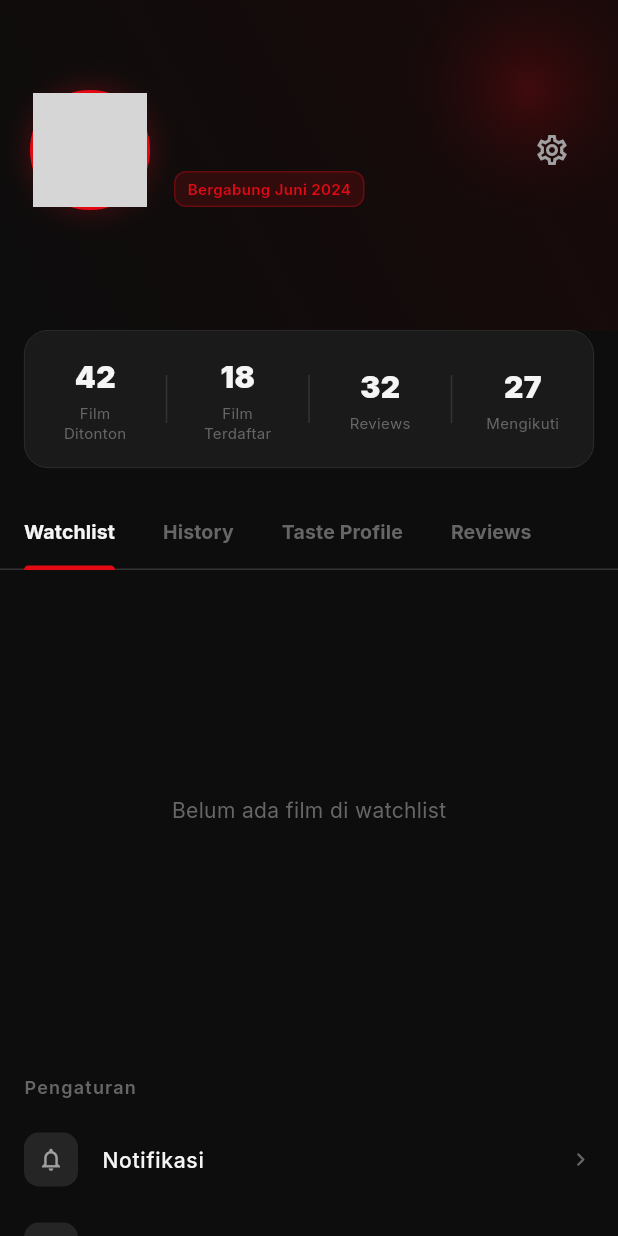
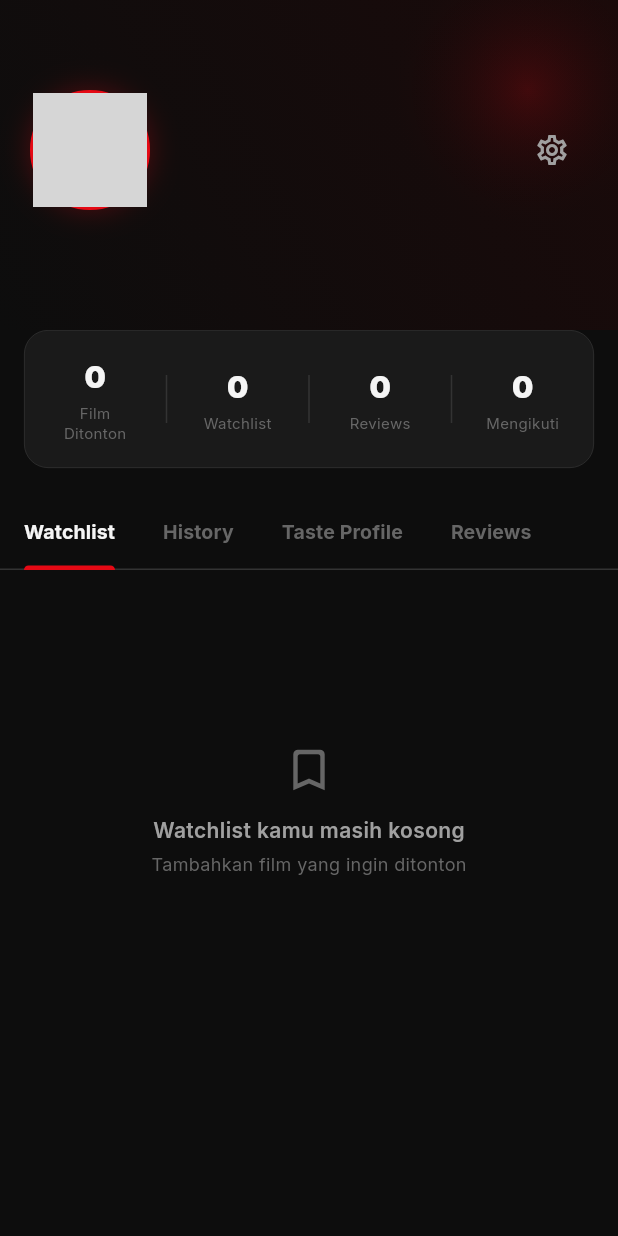
Before and after one commit to Raa210/aftercredits-flutter, a Flutter app: the ProfileTab screen opened directly, on a phone screen of 412 x 824 dp. Run offline on Flutter 3.47's test engine with Material 3 defaults, Android fonts, the phone set to English and light mode, and no system bars; our stand-ins replace animate_do, google_fonts, google_sign_in, image_picker, shared_preferences, smooth_page_indicator and 1 more; accounts and stored records are empty; network calls fail; grey boxes are pictures that could not be loaded.

Commit message:
fixed profile page & moved settings to its own page

```diff
--- a/lib/features/home/tabs/profile_tab.dart
+++ b/lib/features/home/tabs/profile_tab.dart
@@ -1,3 +1,4 @@
+import 'dart:math' show pi;
 import 'package:flutter/material.dart';
 import 'package:animate_do/animate_do.dart';
 import 'package:supabase_flutter/supabase_flutter.dart';
@@ -6,6 +7,31 @@ import '../../../core/services/auth_service.dart';
 import '../../../core/services/user_profile_service.dart';
 import '../../../models/user_profile_model.dart';
 import '../../auth/login_screen.dart';
+import 'settings_screen.dart';
+
+// ─── Reverse map: genre ID → nama ────────────────────────
+const Map<int, String> _kGenreNames = {
+  28: 'Aksi',
+  18: 'Drama',
+  878: 'Sci-Fi',
+  35: 'Komedi',
+  53: 'Thriller',
+  27: 'Horor',
+  10749: 'Romansa',
+  16: 'Animasi',
+  99: 'Dokumenter',
+  80: 'Kriminal',
+};
+
+// Warna untuk setiap genre (max 6 ditampilkan)
+const List<Color> _kGenreColors = [
+  AppColors.accentRed,
+  Color(0xFF0EA5E9),
+  Color(0xFF7C3AED),
+  Color(0xFFF59E0B),
+  Color(0xFF10B981),
+  Color(0xFFEC4899),
+];
 
 class ProfileTab extends StatefulWidget {
   const ProfileTab({super.key});
@@ -17,11 +43,18 @@ class ProfileTab extends StatefulWidget {
 class _ProfileTabState extends State<ProfileTab> {
   UserProfileModel? _profile;
   bool _loadingProfile = true;
+  final ScrollController _scrollController = ScrollController();
 
   @override
   void initState() {
     super.initState();
     _fetchProfile();
+  }
+
+  @override
+  void dispose() {
+    _scrollController.dispose();
+    super.dispose();
   }
 
   Future<void> _fetchProfile() async {
@@ -39,7 +72,8 @@ class _ProfileTabState extends State<ProfileTab> {
     }
   }
 
-  // Helper to extract display name from Supabase User
+  // Helper: display name dengan @ prefix dari username Supabase,
+  // fallback ke Google metadata jika profil belum ada
   String _displayName(User user) {
     if (_profile != null && _profile!.username.isNotEmpty) {
       return '@${_profile!.username}';
@@ -51,13 +85,29 @@ class _ProfileTabState extends State<ProfileTab> {
         'User';
   }
 
-  // Helper to get avatar URL from profile or Google metadata
+  // Helper: avatar URL dari Supabase Storage, fallback ke Google picture
   String? _avatarUrl(User user) {
     if (_profile?.avatarUrl != null && _profile!.avatarUrl!.isNotEmpty) {
       return _profile!.avatarUrl;
     }
     final meta = user.userMetadata;
     return meta?['avatar_url'] as String? ?? meta?['picture'] as String?;
+  }
+
+  // Format tanggal bergabung dari createdAt → "Juli 2025"
+  String _joinedLabel(DateTime dt) {
+    const months = [
+      'Januari', 'Februari', 'Maret', 'April', 'Mei', 'Juni',
+      'Juli', 'Agustus', 'September', 'Oktober', 'November', 'Desember',
+    ];
+    return 'Bergabung ${months[dt.month - 1]} ${dt.year}';
+  }
+
+  // Buka halaman Pengaturan
+  void _openSettings(BuildContext context) {
+    Navigator.of(context).push(
+      MaterialPageRoute(builder: (_) => const SettingsScreen()),
+    );
   }
 
   @override
@@ -71,37 +121,37 @@ class _ProfileTabState extends State<ProfileTab> {
           ? const Center(
               child: CircularProgressIndicator(color: AppColors.accentRed))
           : CustomScrollView(
+              controller: _scrollController,
               physics: const BouncingScrollPhysics(),
               slivers: [
-          // Header
+                // ── Header ──────────────────────────────────
                 SliverToBoxAdapter(
                   child: isGuest
                       ? _buildGuestHeader(context)
                       : _buildUserHeader(
-                      _displayName(user!),
+                          _displayName(user),
                           user.email,
                           _avatarUrl(user),
                         ),
                 ),
 
-          // Stats (only for logged in)
-          if (!isGuest)
-            SliverToBoxAdapter(child: _buildStats()),
+                // ── Stats (logged-in only) ───────────────────
+                if (!isGuest) SliverToBoxAdapter(child: _buildStats()),
 
-          // Tab bar
+                // ── Tab section ─────────────────────────────
                 if (!isGuest)
                   SliverToBoxAdapter(child: _buildTabSection(context)),
 
-          // Settings / menu
-          SliverToBoxAdapter(
-            child: _buildMenuSection(context, isGuest),
+                // Bottom padding
+                const SliverToBoxAdapter(
+                  child: SizedBox(height: 32),
                 ),
               ],
             ),
     );
   }
 
-  // ── Guest header ─────────────────────────────────────────
+  // ── Guest header ───────────────────────────────────────
 
   Widget _buildGuestHeader(BuildContext context) {
     return Container(
@@ -120,7 +170,6 @@ class _ProfileTabState extends State<ProfileTab> {
       ),
       child: Column(
         children: [
-          // Avatar placeholder
           Container(
             width: 80,
             height: 80,
@@ -186,10 +235,14 @@ class _ProfileTabState extends State<ProfileTab> {
     );
   }
 
-  // ── Logged-in header ──────────────────────────────────────
+  // ── Logged-in header ────────────────────────────────────
 
   Widget _buildUserHeader(
       String? displayName, String? email, String? photoUrl) {
+    // Tanggal bergabung dari profil Supabase
+    final joinedLabel =
+        _profile != null ? _joinedLabel(_profile!.createdAt) : null;
+
     return Stack(
       children: [
         // Background gradient
@@ -276,6 +329,7 @@ class _ProfileTabState extends State<ProfileTab> {
                           fontSize: 12,
                         ),
                       ),
+                    if (joinedLabel != null) ...[
                       const SizedBox(height: 6),
                       Container(
                         padding: const EdgeInsets.symmetric(
@@ -286,9 +340,9 @@ class _ProfileTabState extends State<ProfileTab> {
                           border: Border.all(
                               color: AppColors.accentRed.withOpacity(0.3)),
                         ),
-                      child: const Text(
-                        'Bergabung Juni 2024',
-                        style: TextStyle(
+                        child: Text(
+                          joinedLabel,
+                          style: const TextStyle(
                             color: AppColors.accentRed,
                             fontSize: 10,
                             fontWeight: FontWeight.w600,
@@ -296,14 +350,16 @@ class _ProfileTabState extends State<ProfileTab> {
                         ),
                       ),
                     ],
+                  ],
                 ),
               ),
 
-              // Settings icon
+              // Settings icon — navigasi ke halaman Pengaturan
               IconButton(
                 icon: const Icon(Icons.settings_outlined,
                     color: AppColors.textSecondary),
-                onPressed: () {},
+                tooltip: 'Pengaturan',
+                onPressed: () => _openSettings(context),
               ),
             ],
           ),
@@ -312,7 +368,8 @@ class _ProfileTabState extends State<ProfileTab> {
     );
   }
 
-  // ── Stats bar ─────────────────────────────────────────────
+  // ── Stats bar ────────────────────────────────────────────
+  // Semua 0 — siap diganti dengan data nyata saat fitur tersedia.
 
   Widget _buildStats() {
     return FadeInUp(
@@ -325,30 +382,22 @@ class _ProfileTabState extends State<ProfileTab> {
           borderRadius: BorderRadius.circular(16),
           border: Border.all(color: AppColors.border, width: 0.5),
         ),
-        child: Row(
+        child: const Row(
           children: [
-            _StatItem(value: '42', label: 'Film\nDitonton'),
-            _buildDivider(),
-            _StatItem(value: '18', label: 'Film\nTerdaftar'),
-            _buildDivider(),
-            _StatItem(value: '32', label: 'Reviews'),
-            _buildDivider(),
-            _StatItem(value: '27', label: 'Mengikuti'),
+            _StatItem(value: '0', label: 'Film\nDitonton'),
+            _Divider(),
+            _StatItem(value: '0', label: 'Watchlist'),
+            _Divider(),
+            _StatItem(value: '0', label: 'Reviews'),
+            _Divider(),
+            _StatItem(value: '0', label: 'Mengikuti'),
           ],
         ),
       ),
     );
   }
 
-  Widget _buildDivider() {
-    return Container(
-      width: 1,
-      height: 32,
-      color: AppColors.border,
-    );
-  }
-
-  // ── Tab section ───────────────────────────────────────────
+  // ── Tab section ──────────────────────────────────────────
 
   Widget _buildTabSection(BuildContext context) {
     return DefaultTabController(
@@ -379,10 +428,22 @@ class _ProfileTabState extends State<ProfileTab> {
             height: 320,
             child: TabBarView(
               children: [
-                _buildWatchlistTab(),
-                _buildHistoryTab(),
+                _buildEmptyTab(
+                  icon: Icons.bookmark_border_rounded,
+                  message: 'Watchlist kamu masih kosong',
+                  sub: 'Tambahkan film yang ingin ditonton',
+                ),
+                _buildEmptyTab(
+                  icon: Icons.history_rounded,
+                  message: 'Belum ada riwayat tontonan',
+                  sub: 'Film yang sudah ditonton akan muncul di sini',
+                ),
                 _buildTasteProfileTab(),
-                _buildReviewsTab(),
+                _buildEmptyTab(
+                  icon: Icons.rate_review_outlined,
+                  message: 'Belum ada review',
+                  sub: 'Bagikan pendapatmu tentang film yang ditonton',
+                ),
               ],
             ),
           ),
@@ -391,31 +452,62 @@ class _ProfileTabState extends State<ProfileTab> {
     );
   }
 
-  Widget _buildWatchlistTab() {
-    return const Center(
-      child: Text(
-        'Belum ada film di watchlist',
-        style: TextStyle(color: AppColors.textMuted),
+  Widget _buildEmptyTab({
+    required IconData icon,
+    required String message,
+    required String sub,
+  }) {
+    return Center(
+      child: Column(
+        mainAxisAlignment: MainAxisAlignment.center,
+        children: [
+          Icon(icon, color: AppColors.textMuted, size: 36),
+          const SizedBox(height: 12),
+          Text(
+            message,
+            style: const TextStyle(
+              color: AppColors.textSecondary,
+              fontSize: 14,
+              fontWeight: FontWeight.w600,
+            ),
+          ),
+          const SizedBox(height: 4),
+          Text(
+            sub,
+            style: const TextStyle(
+              color: AppColors.textMuted,
+              fontSize: 12,
+            ),
+          ),
+        ],
       ),
     );
   }
 
-  Widget _buildHistoryTab() {
-    return const Center(
-      child: Text(
-        'Belum ada riwayat tontonan',
-        style: TextStyle(color: AppColors.textMuted),
-      ),
+  // ── Taste Profile tab ─────────────────────────────────────
+  // Menggunakan genre asli dari profile.favoriteGenreIds
+
+  Widget _buildTasteProfileTab() {
+    final genreIds = _profile?.favoriteGenreIds ?? [];
+
+    if (genreIds.isEmpty) {
+      return _buildEmptyTab(
+        icon: Icons.movie_filter_outlined,
+        message: 'Belum ada data selera',
+        sub: 'Pilih genre favorit di pengaturan profil',
       );
     }
 
-  Widget _buildTasteProfileTab() {
-    // Genre taste donut-like visualization
-    final genres = [
-      {'label': 'Action', 'pct': 0.70, 'color': AppColors.accentRed},
-      {'label': 'Sci-Fi', 'pct': 0.20, 'color': const Color(0xFF0EA5E9)},
-      {'label': 'Drama', 'pct': 0.10, 'color': const Color(0xFF7C3AED)},
-    ];
+    // Bagi rata persentase ke setiap genre yang dipilih
+    final total = genreIds.length;
+    final genres = genreIds.asMap().entries.map((e) {
+      final idx = e.key;
+      final id = e.value;
+      final name = _kGenreNames[id] ?? 'Genre $id';
+      final pct = 1.0 / total;
+      final color = _kGenreColors[idx % _kGenreColors.length];
+      return {'label': name, 'pct': pct, 'color': color};
+    }).toList();
 
     return SingleChildScrollView(
       padding: const EdgeInsets.all(20),
@@ -430,9 +522,9 @@ class _ProfileTabState extends State<ProfileTab> {
               fontWeight: FontWeight.w700,
             ),
           ),
-          const SizedBox(height: 6),
+          const SizedBox(height: 4),
           const Text(
-            'Ini adalah analisis selera kamu berdasarkan\nfilm yang telah kamu tonton.',
+            'Genre favorit kamu berdasarkan pilihan saat setup.',
             style: TextStyle(
               color: AppColors.textSecondary,
               fontSize: 12,
@@ -441,27 +533,27 @@ class _ProfileTabState extends State<ProfileTab> {
           ),
           const SizedBox(height: 20),
           Row(
+            crossAxisAlignment: CrossAxisAlignment.center,
             children: [
-              // Donut chart placeholder
               SizedBox(
                 width: 100,
                 height: 100,
                 child: CustomPaint(painter: _DonutChartPainter(genres)),
               ),
               const SizedBox(width: 24),
-              // Legend
-              Column(
+              Expanded(
+                child: Column(
                   crossAxisAlignment: CrossAxisAlignment.start,
                   children: genres.map((g) {
                     final color = g['color'] as Color;
-                  final pct = ((g['pct'] as double) * 100).toInt();
+                    final pct = ((g['pct'] as double) * 100).round();
                     return Padding(
-                    padding: const EdgeInsets.symmetric(vertical: 4),
+                      padding: const EdgeInsets.symmetric(vertical: 3),
                       child: Row(
                         children: [
                           Container(
-                          width: 12,
-                          height: 12,
+                            width: 10,
+                            height: 10,
                             decoration: BoxDecoration(
                               color: color,
                               shape: BoxShape.circle,
@@ -472,13 +564,14 @@ class _ProfileTabState extends State<ProfileTab> {
                             '$pct%  ${g['label']}',
                             style: const TextStyle(
                               color: AppColors.textPrimary,
-                            fontSize: 13,
+                              fontSize: 12,
                             ),
                           ),
                         ],
                       ),
                     );
                   }).toList(),
+                ),
               ),
             ],
           ),
@@ -487,78 +580,8 @@ class _ProfileTabState extends State<ProfileTab> {
     );
   }
 
-  Widget _buildReviewsTab() {
-    return const Center(
-      child: Text(
-        'Belum ada review',
-        style: TextStyle(color: AppColors.textMuted),
-      ),
-    );
 }
 
-  // ── Menu / settings section ────────────────────────────────
-
-  Widget _buildMenuSection(BuildContext context, bool isGuest) {
-    return Padding(
-      padding: const EdgeInsets.all(16),
-      child: Column(
-        crossAxisAlignment: CrossAxisAlignment.start,
-        children: [
-          const Text(
-            'Pengaturan',
-            style: TextStyle(
-              color: AppColors.textMuted,
-              fontSize: 12,
-              fontWeight: FontWeight.w600,
-              letterSpacing: 0.8,
-            ),
-          ),
-          const SizedBox(height: 10),
-          _MenuTile(
-            icon: Icons.notifications_outlined,
-            label: 'Notifikasi',
-            onTap: () {},
-          ),
-          _MenuTile(
-            icon: Icons.lock_outline_rounded,
-            label: 'Privasi',
-            onTap: () {},
-          ),
-          _MenuTile(
-            icon: Icons.help_outline_rounded,
-            label: 'Bantuan & FAQ',
-            onTap: () {},
-          ),
-          _MenuTile(
-            icon: Icons.info_outline_rounded,
-            label: 'Tentang AfterCredits',
-            onTap: () {},
-          ),
-          if (!isGuest) ...[
-            const SizedBox(height: 8),
-            const Divider(color: AppColors.border, thickness: 0.5),
-            const SizedBox(height: 8),
-            _MenuTile(
-              icon: Icons.logout_rounded,
-              label: 'Keluar',
-              labelColor: AppColors.accentRed,
-              onTap: () async {
-                await AuthService().signOut();
-                if (context.mounted) {
-                  Navigator.of(context).pushReplacement(
-                    MaterialPageRoute(builder: (_) => const AuthScreen()),
-                  );
-
-                }
-              },
-            ),
-          ],
-          const SizedBox(height: 32),
-        ],
-      ),
-    );
-  }
-}
 
 // ─────────────────────────────────────────────────────────
 // Stat item widget
@@ -600,56 +623,18 @@ class _StatItem extends StatelessWidget {
 }
 
 // ─────────────────────────────────────────────────────────
-// Menu tile widget
+// Divider between stats
 // ─────────────────────────────────────────────────────────
 
-class _MenuTile extends StatelessWidget {
-  final IconData icon;
-  final String label;
-  final Color? labelColor;
-  final VoidCallback onTap;
-
-  const _MenuTile({
-    required this.icon,
-    required this.label,
-    required this.onTap,
-    this.labelColor,
-  });
+class _Divider extends StatelessWidget {
+  const _Divider();
 
   @override
   Widget build(BuildContext context) {
-    return ListTile(
-      contentPadding: const EdgeInsets.symmetric(horizontal: 0, vertical: 2),
-      leading: Container(
-        width: 36,
-        height: 36,
-        decoration: BoxDecoration(
-          color: AppColors.darkTertiary,
-          borderRadius: BorderRadius.circular(10),
-        ),
-        child: Icon(
-          icon,
-          size: 18,
-          color: labelColor ?? AppColors.textSecondary,
-        ),
-      ),
-      title: Text(
-        label,
-        style: TextStyle(
-          color: labelColor ?? AppColors.textPrimary,
-          fontSize: 14,
-          fontWeight: FontWeight.w500,
-        ),
-      ),
-      trailing: const Icon(
-        Icons.chevron_right_rounded,
-        color: AppColors.textMuted,
-        size: 18,
-      ),
-      onTap: onTap,
-    );
+    return Container(width: 1, height: 32, color: AppColors.border);
   }
 }
+
 
 // ─────────────────────────────────────────────────────────
 // Donut chart painter
@@ -666,10 +651,10 @@ class _DonutChartPainter extends CustomPainter {
     final radius = size.width / 2;
     final strokeWidth = radius * 0.38;
     final innerRadius = radius - strokeWidth;
-    var startAngle = -3.14159 / 2;
+    var startAngle = -pi / 2;
 
     for (final item in data) {
-      final sweep = (item['pct'] as double) * 2 * 3.14159;
+      final sweep = (item['pct'] as double) * 2 * pi;
       final paint = Paint()
         ..color = item['color'] as Color
         ..style = PaintingStyle.stroke
@@ -689,5 +674,5 @@ class _DonutChartPainter extends CustomPainter {
   }
 
   @override
-  bool shouldRepaint(covariant CustomPainter oldDelegate) => false;
+  bool shouldRepaint(covariant CustomPainter oldDelegate) => true;
 }
```
Also changed, not shown: lib/features/home/tabs/settings_screen.dart (added, +396 -0 lines). Lines whose indentation alone changed are shown as unchanged.
